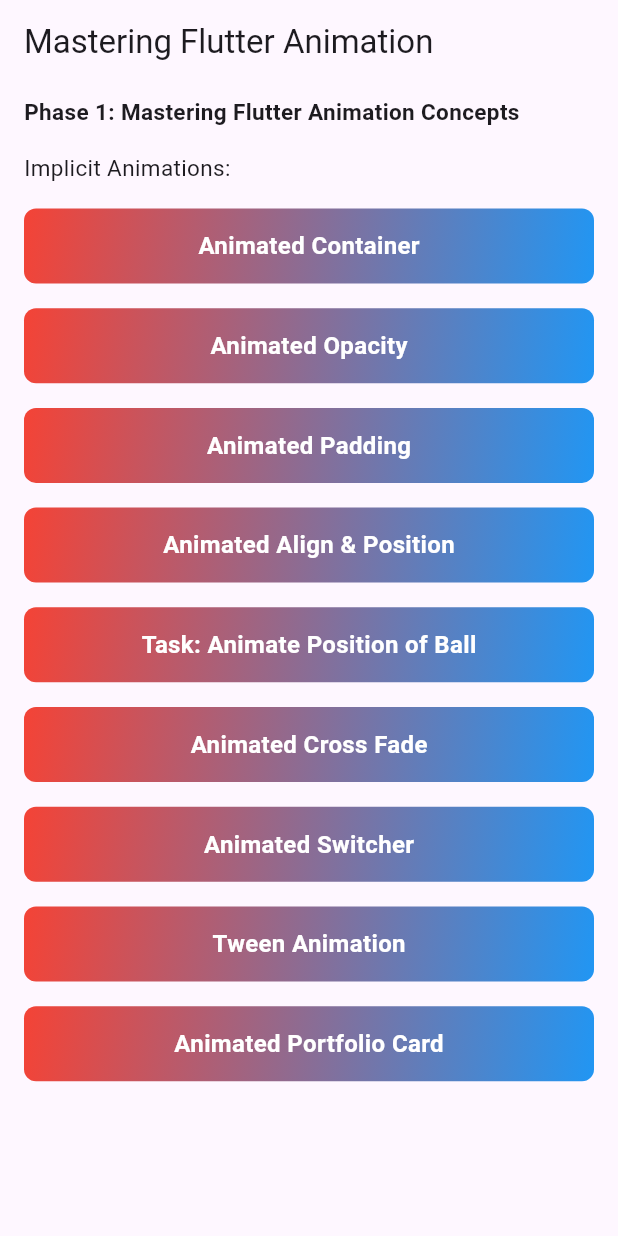
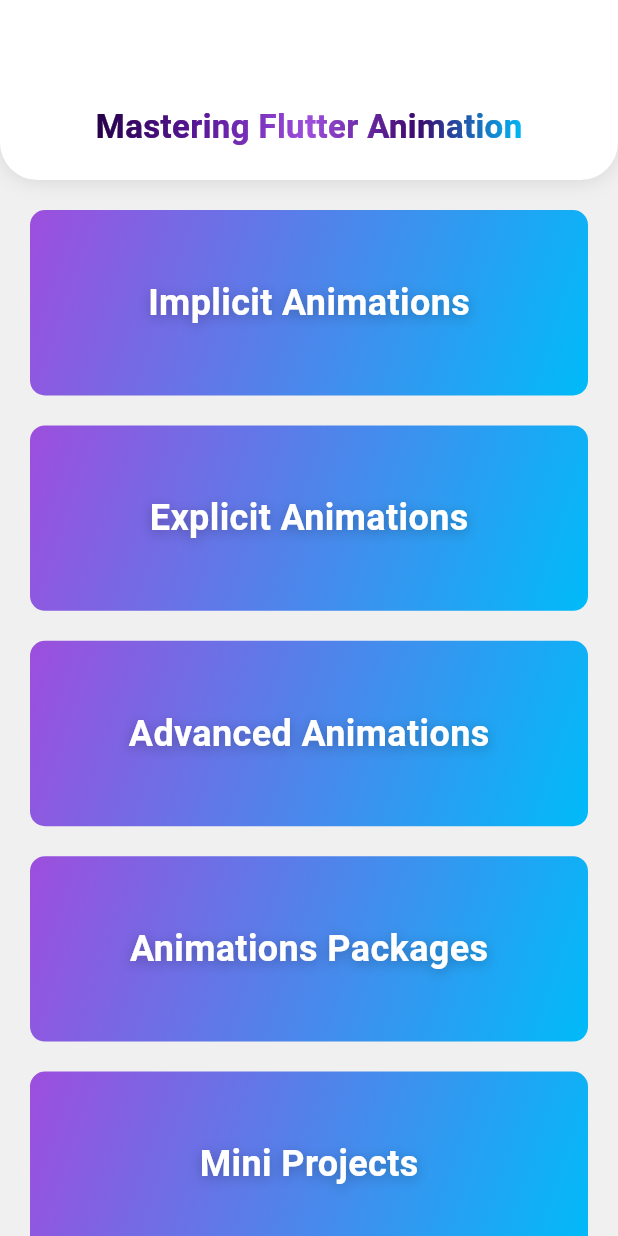
Before and after one commit to MHuzaifaKhan97/mastering_flutter_animation, a Flutter app: the screen it shows after launch, on a phone screen of 412 x 824 dp. Run offline on Flutter 3.47's test engine with Material 3 defaults, Android fonts, the phone set to English and light mode, and no system bars.

Commit message:
App UI Update.

```diff
--- a/lib/modules/home_screen.dart
+++ b/lib/modules/home_screen.dart
@@ -1,13 +1,9 @@
+// ignore_for_file: public_member_api_docs, sort_constructors_first
 import 'package:flutter/material.dart';
-import 'package:mastering_flutter_animation/modules/implicit_animations/animated_align_and_position.dart';
-import 'package:mastering_flutter_animation/modules/implicit_animations/animated_ball_position.dart';
-import 'package:mastering_flutter_animation/modules/implicit_animations/animated_cross_fade.dart';
-import 'package:mastering_flutter_animation/modules/implicit_animations/animated_padding.dart';
-import 'package:mastering_flutter_animation/modules/implicit_animations/animated_portfolio_card.dart';
-import 'package:mastering_flutter_animation/modules/implicit_animations/animated_switcher.dart';
-import 'package:mastering_flutter_animation/modules/implicit_animations/tween_animation_builder.dart';
-import 'implicit_animations/animated_opacity.dart';
-import 'implicit_animations/animated_container.dart';
+import 'package:mastering_flutter_animation/modules/implicit_animations/implicit_animations.dart';
+
+import 'package:mastering_flutter_animation/widgets/custom_appbar_widget.dart';
+import 'package:mastering_flutter_animation/widgets/home_item.dart';
 
 class HomeScreen extends StatelessWidget {
   const HomeScreen({super.key});
@@ -15,165 +11,39 @@
   @override
   Widget build(BuildContext context) {
     return Scaffold(
-      appBar: AppBar(
-        title: const Text('Mastering Flutter Animation'),
+      backgroundColor: const Color.fromARGB(255, 240, 240, 240),
+      appBar: CustomRoundedAppBar(
+        title: 'Mastering Flutter Animation',
       ),
-      body: Container(
-        padding: EdgeInsets.symmetric(vertical: 8, horizontal: 16),
-        width: MediaQuery.of(context).size.width,
+      body: SingleChildScrollView(
+        child: Padding(
+          padding: const EdgeInsets.symmetric(horizontal: 20, vertical: 20),
           child: Column(
-          mainAxisAlignment: MainAxisAlignment.start,
-          crossAxisAlignment: CrossAxisAlignment.start,
-          children: <Widget>[
-            const Text(
-              'Phase 1: Mastering Flutter Animation Concepts',
-              style: TextStyle(fontSize: 15, fontWeight: FontWeight.w600),
+            children: [
+              HomeItemsWidget(
+                onTap: () {
+                  Navigator.of(context).push(
+                      MaterialPageRoute(builder: (_) => ImplicitAnimations()));
+                },
+                title: 'Implicit Animations',
               ),
-            SizedBox(height: MediaQuery.of(context).size.height * 0.02),
-            const Text(
-              'Implicit Animations:',
-              style: TextStyle(fontSize: 15),
+              HomeItemsWidget(
+                onTap: () {},
+                title: 'Explicit Animations',
               ),
-            SizedBox(height: MediaQuery.of(context).size.height * 0.02),
-            CustomButton(
-              title: 'Animated Container',
-              onTap: () {
-                Navigator.push(
-                  context,
-                  MaterialPageRoute(
-                    builder: (context) => const AnimatedContainerExample(),
+              HomeItemsWidget(
+                onTap: () {},
+                title: 'Advanced Animations',
               ),
-                );
-              },
+              HomeItemsWidget(
+                onTap: () {},
+                title: 'Animations Packages',
               ),
-            SizedBox(height: MediaQuery.of(context).size.height * 0.02),
-            CustomButton(
-              title: 'Animated Opacity',
-              onTap: () {
-                Navigator.push(
-                  context,
-                  MaterialPageRoute(
-                    builder: (context) => const AnimatedOpacityExample(),
+              HomeItemsWidget(
+                onTap: () {},
+                title: 'Mini Projects',
               ),
-                );
-              },
-            ),
-            SizedBox(height: MediaQuery.of(context).size.height * 0.02),
-            CustomButton(
-              title: 'Animated Padding',
-              onTap: () {
-                Navigator.push(
-                  context,
-                  MaterialPageRoute(
-                    builder: (context) => AnimatedPaddingExample(),
-                  ),
-                );
-              },
-            ),
-            SizedBox(height: MediaQuery.of(context).size.height * 0.02),
-            CustomButton(
-              title: 'Animated Align & Position',
-              onTap: () {
-                Navigator.push(
-                  context,
-                  MaterialPageRoute(
-                    builder: (context) => AnimatedAlignAndPositionExample(),
-                  ),
-                );
-              },
-            ),
-            SizedBox(height: MediaQuery.of(context).size.height * 0.02),
-            CustomButton(
-              title: 'Task: Animate Position of Ball',
-              onTap: () {
-                Navigator.push(
-                  context,
-                  MaterialPageRoute(
-                    builder: (context) => AnimatedBallPosition(),
-                  ),
-                );
-              },
-            ),
-            SizedBox(height: MediaQuery.of(context).size.height * 0.02),
-            CustomButton(
-              title: 'Animated Cross Fade',
-              onTap: () {
-                Navigator.push(
-                  context,
-                  MaterialPageRoute(
-                    builder: (context) => AnimatedCrossFadeExample(),
-                  ),
-                );
-              },
-            ),
-            SizedBox(height: MediaQuery.of(context).size.height * 0.02),
-            CustomButton(
-              title: 'Animated Switcher',
-              onTap: () {
-                Navigator.push(
-                  context,
-                  MaterialPageRoute(
-                    builder: (context) => AnimatedSwitcherExample(),
-                  ),
-                );
-              },
-            ),
-            SizedBox(height: MediaQuery.of(context).size.height * 0.02),
-            CustomButton(
-              title: 'Tween Animation',
-              onTap: () {
-                Navigator.push(
-                  context,
-                  MaterialPageRoute(
-                    builder: (context) => TweenAnimationBuilderExample(),
-                  ),
-                );
-              },
-            ),
-            SizedBox(height: MediaQuery.of(context).size.height * 0.02),
-            CustomButton(
-              title: 'Animated Portfolio Card',
-              onTap: () {
-                Navigator.push(
-                  context,
-                  MaterialPageRoute(
-                    builder: (context) => AnimatedProfileCard(),
-                  ),
-                );
-              },
-            )
             ],
-        ),
-      ),
-    );
-  }
-}
-
-class CustomButton extends StatelessWidget {
-  final String title;
-  final Function()? onTap;
-  const CustomButton({super.key, required this.title, required this.onTap});
-
-  @override
-  Widget build(BuildContext context) {
-    return GestureDetector(
-      onTap: onTap,
-      child: Container(
-        width: MediaQuery.of(context).size.width,
-        height: 50,
-        decoration: BoxDecoration(
-          gradient: LinearGradient(
-            colors: [Colors.red, Colors.blue],
-            begin: Alignment.topLeft,
-            end: Alignment.bottomRight,
-          ),
-          borderRadius: BorderRadius.circular(8),
-        ),
-        child: Center(
-          child: Text(
-            title,
-            style: TextStyle(
-                color: Colors.white, fontSize: 16, fontWeight: FontWeight.w600),
           ),
         ),
       ),
--- /dev/null
+++ b/lib/modules/implicit_animations/implicit_animations.dart
@@ -0,0 +1,145 @@
+import 'package:flutter/material.dart';
+import 'package:mastering_flutter_animation/modules/implicit_animations/animated_align_and_position.dart';
+import 'package:mastering_flutter_animation/modules/implicit_animations/animated_ball_position.dart';
+import 'package:mastering_flutter_animation/modules/implicit_animations/animated_container.dart';
+import 'package:mastering_flutter_animation/modules/implicit_animations/animated_cross_fade.dart';
+import 'package:mastering_flutter_animation/modules/implicit_animations/animated_opacity.dart';
+import 'package:mastering_flutter_animation/modules/implicit_animations/animated_padding.dart';
+import 'package:mastering_flutter_animation/modules/implicit_animations/animated_portfolio_card.dart';
+import 'package:mastering_flutter_animation/modules/implicit_animations/animated_switcher.dart';
+import 'package:mastering_flutter_animation/modules/implicit_animations/tween_animation_builder.dart';
+import 'package:mastering_flutter_animation/widgets/custom_appbar_widget.dart';
+import 'package:mastering_flutter_animation/widgets/custom_button.dart';
+
+class ImplicitAnimations extends StatelessWidget {
+  const ImplicitAnimations({super.key});
+
+  @override
+  Widget build(BuildContext context) {
+    return Scaffold(
+      backgroundColor: const Color.fromARGB(255, 240, 240, 240),
+      appBar: CustomRoundedAppBar(
+        title: 'Implicit Animation',
+        isBack: true,
+      ),
+      body: Container(
+        padding: EdgeInsets.symmetric(vertical: 8, horizontal: 16),
+        width: MediaQuery.of(context).size.width,
+        child: Column(
+          mainAxisAlignment: MainAxisAlignment.start,
+          crossAxisAlignment: CrossAxisAlignment.start,
+          children: <Widget>[
+            SizedBox(height: MediaQuery.of(context).size.height * 0.02),
+            CustomButton(
+              title: 'Animated Container',
+              onTap: () {
+                Navigator.push(
+                  context,
+                  MaterialPageRoute(
+                    builder: (context) => const AnimatedContainerExample(),
+                  ),
+                );
+              },
+            ),
+            SizedBox(height: MediaQuery.of(context).size.height * 0.02),
+            CustomButton(
+              title: 'Animated Opacity',
+              onTap: () {
+                Navigator.push(
+                  context,
+                  MaterialPageRoute(
+                    builder: (context) => const AnimatedOpacityExample(),
+                  ),
+                );
+              },
+            ),
+            SizedBox(height: MediaQuery.of(context).size.height * 0.02),
+            CustomButton(
+              title: 'Animated Padding',
+              onTap: () {
+                Navigator.push(
+                  context,
+                  MaterialPageRoute(
+                    builder: (context) => AnimatedPaddingExample(),
+                  ),
+                );
+              },
+            ),
+            SizedBox(height: MediaQuery.of(context).size.height * 0.02),
+            CustomButton(
+              title: 'Animated Align & Position',
+              onTap: () {
+                Navigator.push(
+                  context,
+                  MaterialPageRoute(
+                    builder: (context) => AnimatedAlignAndPositionExample(),
+                  ),
+                );
+              },
+            ),
+            SizedBox(height: MediaQuery.of(context).size.height * 0.02),
+            CustomButton(
+              title: 'Task: Animate Position of Ball',
+              onTap: () {
+                Navigator.push(
+                  context,
+                  MaterialPageRoute(
+                    builder: (context) => AnimatedBallPosition(),
+                  ),
+                );
+              },
+            ),
+            SizedBox(height: MediaQuery.of(context).size.height * 0.02),
+            CustomButton(
+              title: 'Animated Cross Fade',
+              onTap: () {
+                Navigator.push(
+                  context,
+                  MaterialPageRoute(
+                    builder: (context) => AnimatedCrossFadeExample(),
+                  ),
+                );
+              },
+            ),
+            SizedBox(height: MediaQuery.of(context).size.height * 0.02),
+            CustomButton(
+              title: 'Animated Switcher',
+              onTap: () {
+                Navigator.push(
+                  context,
+                  MaterialPageRoute(
+                    builder: (context) => AnimatedSwitcherExample(),
+                  ),
+                );
+              },
+            ),
+            SizedBox(height: MediaQuery.of(context).size.height * 0.02),
+            CustomButton(
+              title: 'Tween Animation',
+              onTap: () {
+                Navigator.push(
+                  context,
+                  MaterialPageRoute(
+                    builder: (context) => TweenAnimationBuilderExample(),
+                  ),
+                );
+              },
+            ),
+            SizedBox(height: MediaQuery.of(context).size.height * 0.02),
+            CustomButton(
+              title: 'Animated Portfolio Card',
+              onTap: () {
+                Navigator.push(
+                  context,
+                  MaterialPageRoute(
+                    builder: (context) => AnimatedProfileCard(),
+                  ),
+                );
+              },
+            )
+          ],
+        ),
+      ),
+    );
+  }
+}
--- /dev/null
+++ b/lib/widgets/custom_appbar_widget.dart
@@ -0,0 +1,100 @@
+import 'package:flutter/material.dart';
+
+class CustomRoundedAppBar extends StatelessWidget
+    implements PreferredSizeWidget {
+  final String title;
+  final double height;
+  final Color backgroundColor;
+  final TextStyle? titleStyle;
+  final bool isBack;
+
+  const CustomRoundedAppBar({
+    super.key,
+    required this.title,
+    this.height = 120.0,
+    this.isBack = false,
+    this.backgroundColor = Colors.white,
+    this.titleStyle,
+  });
+
+  @override
+  Widget build(BuildContext context) {
+    return Container(
+      height: height,
+      width: double.infinity,
+      decoration: BoxDecoration(
+        color: backgroundColor,
+        // gradient: LinearGradient(
+        //   begin: Alignment.topLeft,
+        //   end: Alignment.bottomRight,
+        //   colors: [
+        //     Color(0xFF240046), // Deep Space Purple (base)
+        //     Color(0xFF5A189A), // Royal Violet
+        //     Color(0xFF9D4EDD), // Bold Neon Lavender
+        //     // Color(0xFF3C096C), // Dark Purple Punch
+        //     Color(0xFF00BBF9), // Electric Cyan Pop
+        //   ],
+        // ),
+        boxShadow: [
+          BoxShadow(
+            color: Colors.black.withOpacity(0.1),
+            blurRadius: 10,
+            offset: const Offset(0, 1),
+          ),
+        ],
+        borderRadius: const BorderRadius.only(
+          bottomLeft: Radius.circular(25),
+          bottomRight: Radius.circular(25),
+        ),
+      ),
+      alignment: Alignment.bottomCenter,
+      padding: EdgeInsets.only(bottom: isBack ? 10 : 20, top: 10),
+      child: Row(
+        mainAxisAlignment:
+            isBack ? MainAxisAlignment.start : MainAxisAlignment.center,
+        children: [
+          isBack
+              ? IconButton(
+                  icon: Icon(Icons.arrow_back_ios_new),
+                  onPressed: () => Navigator.pop(context),
+                )
+              : const SizedBox.shrink(),
+          ShaderMask(
+            shaderCallback: (Rect bounds) {
+              return LinearGradient(
+                colors: [
+                  Color(0xFF240046), // Deep Space Purple (base)
+                  Color(0xFF5A189A), // Royal Violet
+                  Color(0xFF9D4EDD), // Bold Neon Lavender
+                  Color(0xFF3C096C), // Dark Purple Punch
+                  Color(0xFF00BBF9), // Electric Cyan Pop
+                ], // Gradient colors
+                begin: Alignment.topLeft, // Gradient starts from top-left
+                end: Alignment.bottomRight, // Gradient ends at bottom-right
+              ).createShader(bounds);
+            },
+            child: Text(
+              title,
+              style: titleStyle ??
+                  const TextStyle(
+                    fontSize: 22,
+                    fontWeight: FontWeight.bold,
+                    color: Colors.white,
+                    // shadows: [
+                    //   Shadow(
+                    //     offset: Offset(0, 2),
+                    //     blurRadius: 8.0,
+                    //     color: Colors.white,
+                    //   ),
+                    // ],
+                  ),
+            ),
+          ),
+        ],
+      ),
+    );
+  }
+
+  @override
+  Size get preferredSize => Size.fromHeight(height);
+}
--- /dev/null
+++ b/lib/widgets/custom_button.dart
@@ -0,0 +1,36 @@
+import 'package:flutter/material.dart';
+
+class CustomButton extends StatelessWidget {
+  final String title;
+  final Function()? onTap;
+  const CustomButton({super.key, required this.title, required this.onTap});
+
+  @override
+  Widget build(BuildContext context) {
+    return GestureDetector(
+      onTap: onTap,
+      child: Container(
+        width: MediaQuery.of(context).size.width,
+        height: 50,
+        decoration: BoxDecoration(
+          gradient: LinearGradient(
+            colors: [
+              Color(0xFF9D4EDD), // Bold Neon Lavender
+              Color(0xFF00BBF9), // Electric Cyan Pop
+            ],
+            begin: Alignment.topLeft,
+            end: Alignment.bottomRight,
+          ),
+          borderRadius: BorderRadius.circular(8),
+        ),
+        child: Center(
+          child: Text(
+            title,
+            style: TextStyle(
+                color: Colors.white, fontSize: 16, fontWeight: FontWeight.w600),
+          ),
+        ),
+      ),
+    );
+  }
+}
--- /dev/null
+++ b/lib/widgets/home_item.dart
@@ -0,0 +1,51 @@
+import 'package:flutter/material.dart';
+
+class HomeItemsWidget extends StatelessWidget {
+  final String title;
+  final Function()? onTap;
+  const HomeItemsWidget({
+    super.key,
+    required this.title,
+    this.onTap,
+  });
+
+  @override
+  Widget build(BuildContext context) {
+    return GestureDetector(
+      onTap: onTap,
+      child: Container(
+        width: MediaQuery.of(context).size.width,
+        height: MediaQuery.of(context).size.height * 0.15,
+        margin: const EdgeInsets.only(bottom: 20),
+        decoration: BoxDecoration(
+            gradient: LinearGradient(
+              begin: Alignment.topLeft,
+              end: Alignment.bottomRight,
+              colors: [
+                Color(0xFF9D4EDD), // Bold Neon Lavender
+                Color(0xFF00BBF9), // Electric Cyan Pop
+              ],
+            ),
+            borderRadius: BorderRadius.circular(10)),
+        child: Center(
+          child: Text(
+            title,
+            style: TextStyle(
+              color: Colors.white,
+              fontSize: 24,
+              fontWeight: FontWeight.w600,
+              // color: Color.fromARGB(255, 55, 50, 50),
+              shadows: [
+                Shadow(
+                  offset: Offset(0, 2),
+                  blurRadius: 10.0,
+                  color: Colors.black26,
+                ),
+              ],
+            ),
+          ),
+        ),
+      ),
+    );
+  }
+}
```
Also changed, not shown: 1 other file. Lines whose indentation alone changed are shown as unchanged.
